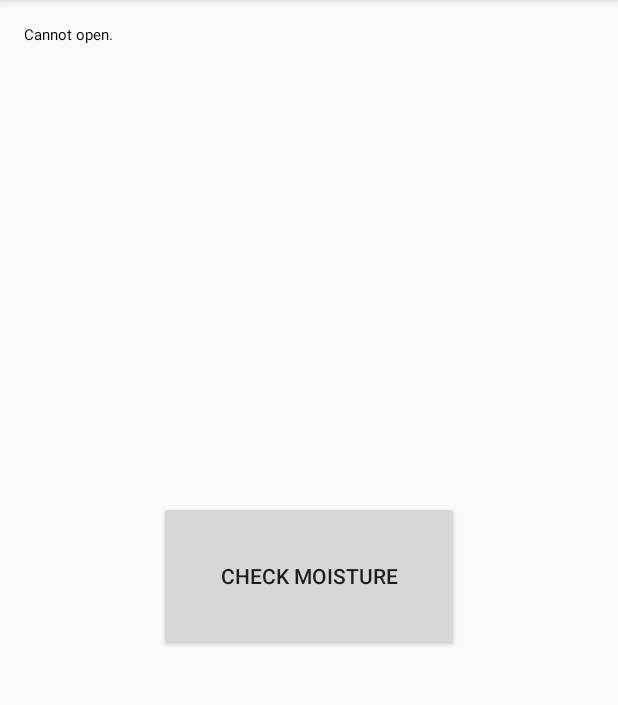
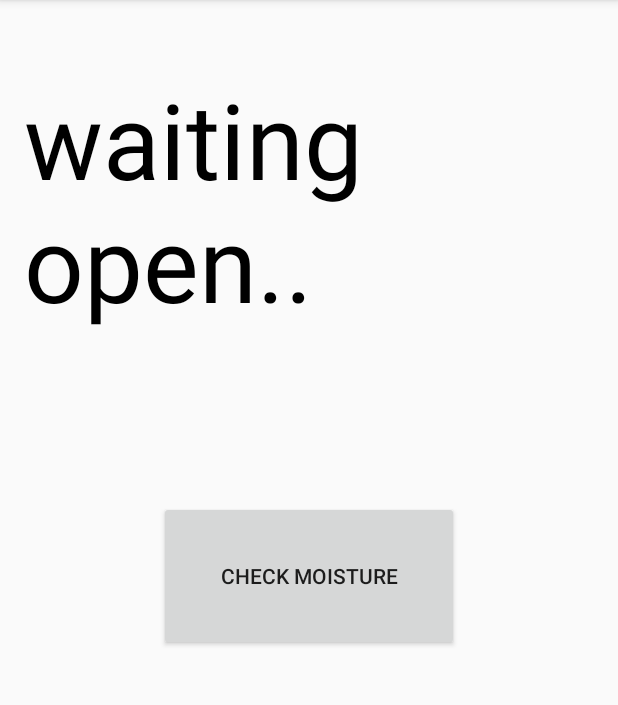
Before and after one commit to shanonim/waffle-android, an Android app: the screen it shows after launch (MainActivity), after a tap on "CHECK MOISTURE", on a phone screen of 412 x 824 dp, the part 84-789 px from its top. Run offline under Robolectric (Android 15) with nearby library versions, the phone set to English and light mode, and no system bars.

Commit message:
💪 [update] fix UI and refactoring

```diff
--- a/app/src/main/java/com/shanonim/waffle_sample/MainActivity.java
+++ b/app/src/main/java/com/shanonim/waffle_sample/MainActivity.java
@@ -2,9 +2,11 @@ package com.shanonim.waffle_sample;
 
 import android.os.Bundle;
 import android.os.Handler;
+import android.support.v4.content.ContextCompat;
 import android.support.v7.app.AppCompatActivity;
 import android.view.View;
 import android.widget.Button;
+import android.widget.RelativeLayout;
 import android.widget.TextView;
 
 import com.physicaloid.lib.Physicaloid;
@@ -14,25 +16,30 @@ import java.io.UnsupportedEncodingException;
 
 public class MainActivity extends AppCompatActivity {
 
-    TextView mTextView;
+    String mValue;
+    RelativeLayout mLayout;
+    TextView mTextViewSerialValue;
+    TextView mTextViewMessage;
     Button mButton;
+    Handler mHandler;
     Physicaloid mPhysicaloid;
-    String mValue;
-    Handler mHandler;
 
     @Override
     protected void onCreate(Bundle savedInstanceState) {
         super.onCreate(savedInstanceState);
         setContentView(R.layout.activity_main);
 
-        mTextView = (TextView) findViewById(R.id.text_view_serial_data);
+        mLayout = (RelativeLayout) findViewById(R.id.layout_main_activity);
+        mTextViewSerialValue = (TextView) findViewById(R.id.text_view_serial_data);
+        mTextViewMessage = (TextView) findViewById(R.id.text_view_message);
         mButton = (Button) findViewById(R.id.button_main);
 
         if (mButton != null) {
             mButton.setOnClickListener(clicked);
         }
+
+        mHandler = new Handler();
         mPhysicaloid = new Physicaloid(getApplicationContext());
-        mHandler = new Handler();
     }
 
     @Override
@@ -49,9 +56,9 @@ public class MainActivity extends AppCompatActivity {
     };
 
     public void readValue() {
-        if(!mPhysicaloid.isOpened()) {
-            if(mPhysicaloid.open()) {
-                mTextView.setText("open.");
+        if (!mPhysicaloid.isOpened()) {
+            if (mPhysicaloid.open()) {
+                mTextViewSerialValue.setText("open.");
                 mButton.setText("Stop");
 
                 mPhysicaloid.addReadListener(new ReadLisener() { // リスナー登録
@@ -72,14 +79,15 @@ public class MainActivity extends AppCompatActivity {
                         mHandler.post(new Runnable() { // UIスレッドへ書き込む場合ハンドラを使う
                             @Override
                             public void run() {
-                                mTextView.setText(mValue);
+                                mTextViewSerialValue.setText(mValue);
+                                changeMessageAndBackgroundColor(mValue);
                             }
                         });
                     }
                 });
 
             } else {
-                mTextView.setText("Cannot open.");
+                mTextViewSerialValue.setText("waiting open..");
             }
         } else {
             mPhysicaloid.close();
@@ -87,21 +95,42 @@ public class MainActivity extends AppCompatActivity {
         }
     }
 
+    private void changeMessageAndBackgroundColor(String value) {
+        int intValue = Integer.valueOf(value);
+        if (intValue == 0) {
+            // on the air.
+            mTextViewMessage.setText("待機中です");
+            mLayout.setBackgroundColor(ContextCompat.getColor(this, R.color.white));
+        } else if (0 < intValue && intValue < 400) {
+            // dry.
+            mTextViewMessage.setText("土が乾いてきました");
+            mLayout.setBackgroundColor(ContextCompat.getColor(this, R.color.colorDry));
+        } else if (400 <= intValue && intValue < 600) {
+            // it seems good.
+            mTextViewMessage.setText("ちょうどいい湿度です");
+            mLayout.setBackgroundColor(ContextCompat.getColor(this, R.color.colorGood));
+        } else if (600 <= intValue && intValue < 1000) {
+            // too much moisture.
+            mTextViewMessage.setText("水が多すぎます");
+            mLayout.setBackgroundColor(ContextCompat.getColor(this, R.color.colorTooMuchMoisture));
+        }
+    }
+
     private int decodePacket(byte[] buf) {
         boolean existStx = false;
         int result = 0;
 
-        for(int i=0; i<buf.length; i++) {
-            if(!existStx) {
-                if(buf[i] == 's') { // 最初のsを検索
+        for (int i = 0; i < buf.length; i++) {
+            if (!existStx) {
+                if (buf[i] == 's') { // 最初のsを検索
                     existStx = true;
                 }
             } else {
-                if(buf[i] == '\r') { // 最後の ¥r までresultに取り込む
+                if (buf[i] == '\r') { // 最後の ¥r までresultに取り込む
                     return result;
                 } else {
-                    if('0' <= buf[i] && buf[i] <= '9') { // 数値情報をシフトさせながらresultに保存する
-                        result = result*10 + (buf[i]-'0'); // 文字 '0' 分を引くことでASCIIコードから数値に変換
+                    if ('0' <= buf[i] && buf[i] <= '9') { // 数値情報をシフトさせながらresultに保存する
+                        result = result * 10 + (buf[i] - '0'); // 文字 '0' 分を引くことでASCIIコードから数値に変換
                     } else {
                         return -1;
                     }
--- a/app/src/main/res/layout/activity_main.xml
+++ b/app/src/main/res/layout/activity_main.xml
@@ -14,9 +14,21 @@
         android:id="@+id/text_view_serial_data"
         android:layout_width="wrap_content"
         android:layout_height="wrap_content"
+        android:layout_centerHorizontal="true"
+        android:layout_marginTop="30dp"
         android:textColor="@android:color/black"
-        android:textSize="10dp"
-        android:text="serial_value"/>
+        android:textSize="70dp"
+        tools:text="500" />
+
+    <TextView
+        android:id="@+id/text_view_message"
+        android:layout_width="wrap_content"
+        android:layout_height="wrap_content"
+        android:layout_below="@+id/text_view_serial_data"
+        android:layout_centerHorizontal="true"
+        android:layout_marginTop="10dp"
+        android:textSize="20dp"
+        tools:text="ちょうどいい水加減です" />
 
     <Button
         android:id="@+id/button_main"
--- a/app/src/main/res/values/colors.xml
+++ b/app/src/main/res/values/colors.xml
@@ -3,4 +3,9 @@
     <color name="colorPrimary">#3F51B5</color>
     <color name="colorPrimaryDark">#303F9F</color>
     <color name="colorAccent">#FF4081</color>
+
+    <color name="white">#ffffff</color>
+    <color name="colorDry">#ff9966</color>
+    <color name="colorGood">#00ff99</color>
+    <color name="colorTooMuchMoisture">#33ccff</color>
 </resources>
```
